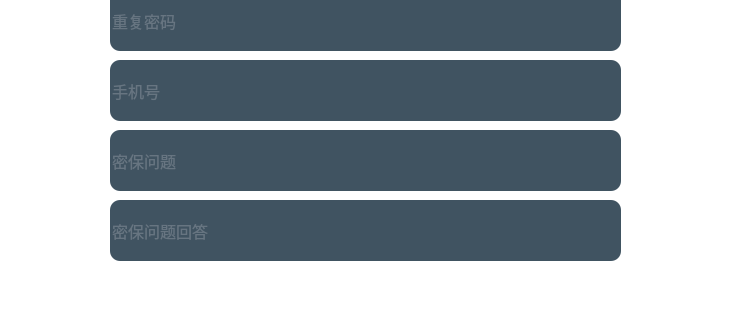
First picture: the form in WeNoChat/regist.ui, repository CladernyJorn/WeNoChat, before the edit; both pictures show x 0 to 731 and y 310 to 630 of the 731 by 723 pixel window.
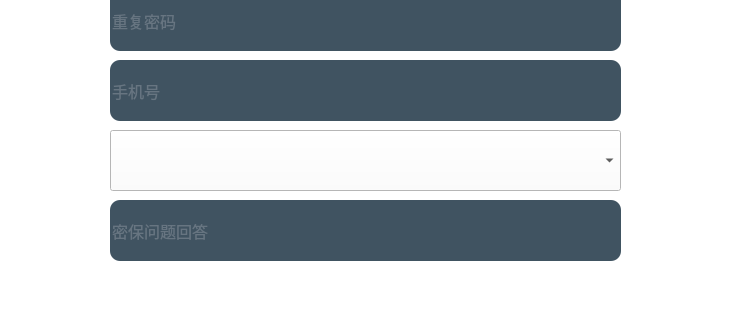
Second picture: the form after the edit. Icons and pictures are not drawn.

Commit message: 密保问题下拉框

```diff
--- a/WeNoChat/regist.ui
+++ b/WeNoChat/regist.ui
@@ -202,22 +202,6 @@
      <string>手机号</string>
     </property>
    </widget>
-   <widget class="QLineEdit" name="questionEdit">
-    <property name="geometry">
-     <rect>
-      <x>110</x>
-      <y>440</y>
-      <width>511</width>
-      <height>61</height>
-     </rect>
-    </property>
-    <property name="text">
-     <string/>
-    </property>
-    <property name="placeholderText">
-     <string>密保问题</string>
-    </property>
-   </widget>
    <widget class="QLineEdit" name="answerEdit">
     <property name="geometry">
      <rect>
@@ -234,6 +218,16 @@
      <string>密保问题回答</string>
     </property>
    </widget>
+   <widget class="QComboBox" name="comboBox">
+    <property name="geometry">
+     <rect>
+      <x>110</x>
+      <y>440</y>
+      <width>511</width>
+      <height>61</height>
+     </rect>
+    </property>
+   </widget>
   </widget>
  </widget>
  <tabstops>
```
Left out of the diff: 1 changed line with no effect on the pictures. The commit also changes 2 other files.
